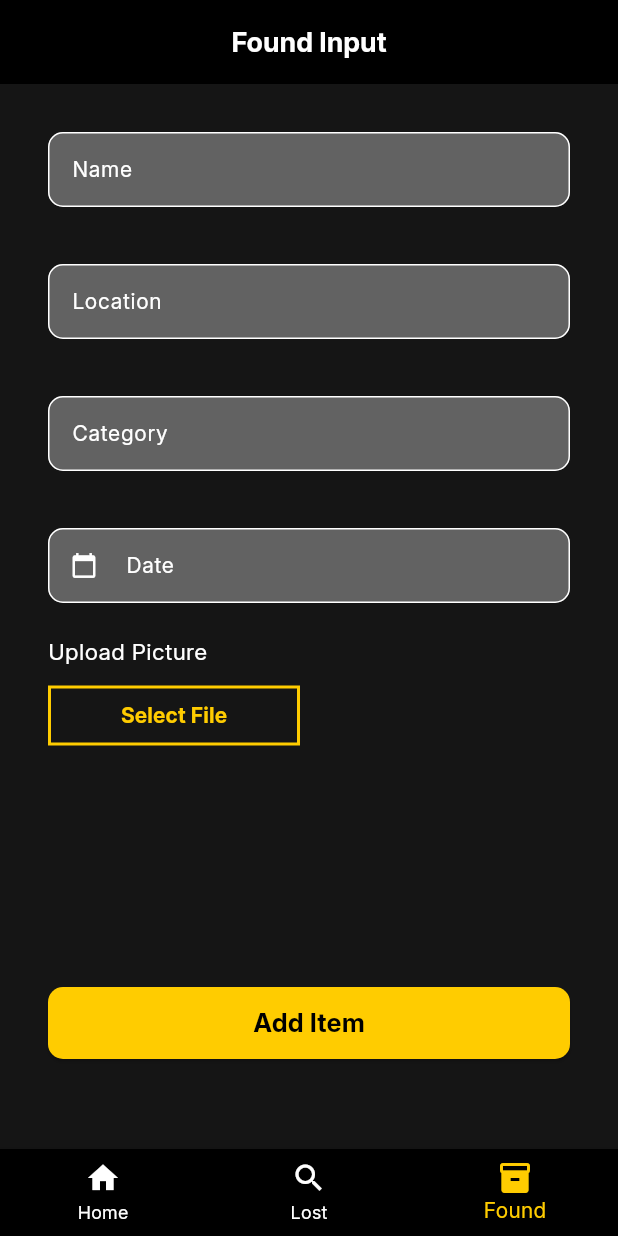
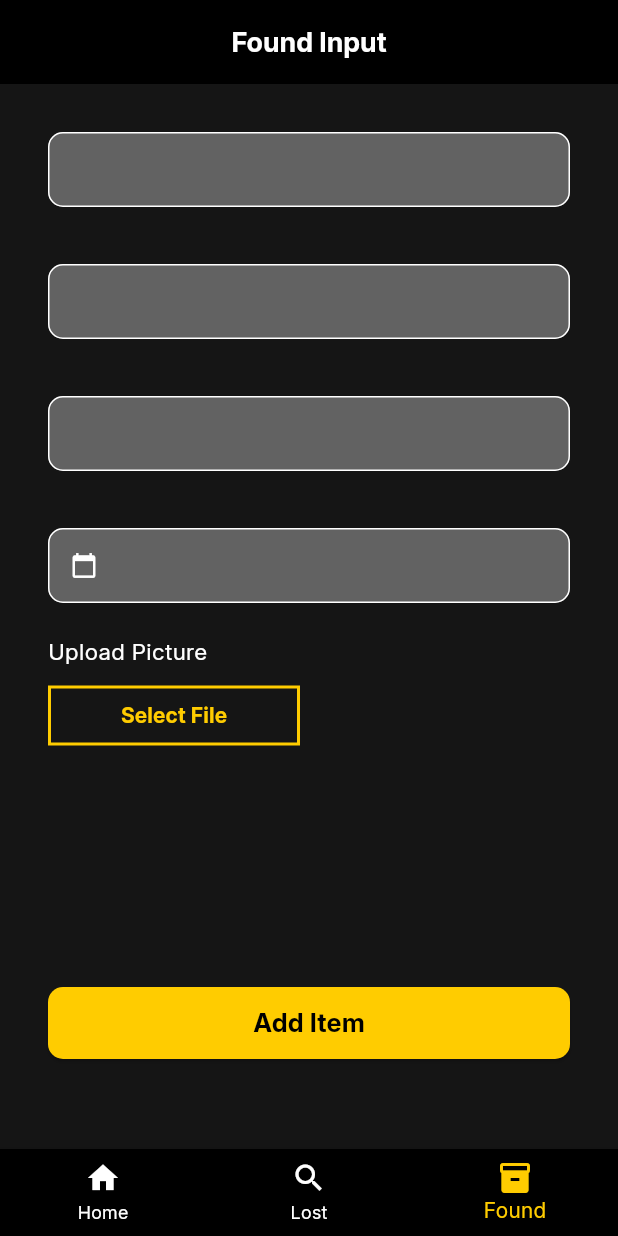
Before and after one commit to daniprm/Temuin_Tekber_A, a Flutter app: the screen it shows after launch, item 3 of the bottom bar chosen, on a phone screen of 412 x 824 dp. Run offline on Flutter 3.47's test engine with Material 3 defaults, Android fonts, the phone set to English and light mode, and no system bars.

Commit message:
solve pubspec

```diff
--- a/lib/found_input.dart
+++ b/lib/found_input.dart
@@ -25,14 +25,13 @@ class FoundInputScreen extends StatelessWidget {
         child: Column(
           crossAxisAlignment: CrossAxisAlignment.stretch,
           children: [
-            const _CustomTextField(label: 'Name'),
+            const _CustomTextField(),
             const SizedBox(height: 38),
-            const _CustomTextField(label: 'Location'),
+            const _CustomTextField(),
             const SizedBox(height: 38),
-            const _CustomTextField(label: 'Category'),
+            const _CustomTextField(),
             const SizedBox(height: 38),
             const _CustomTextField(
-              label: 'Date',
               prefixIcon: Icons.calendar_today,
             ),
             const SizedBox(height: 22),
@@ -92,18 +91,16 @@ class FoundInputScreen extends StatelessWidget {
 }
 
 class _CustomTextField extends StatelessWidget {
-  final String label;
+  final String? label;
   final IconData? prefixIcon;
 
-  const _CustomTextField({required this.label, this.prefixIcon, super.key});
+  const _CustomTextField({this.label, this.prefixIcon, super.key});
 
   @override
   Widget build(BuildContext context) {
     return TextField(
       style: const TextStyle(color: Colors.white, height: 1),
       decoration: InputDecoration(
-        labelText: label,
-        labelStyle: const TextStyle(color: Colors.white, fontSize: 14),
         prefixIcon:
             prefixIcon != null ? Icon(prefixIcon, color: Colors.white) : null,
         filled: true,
```
Also changed, not shown: pubspec.yaml (+4 -4 lines).
